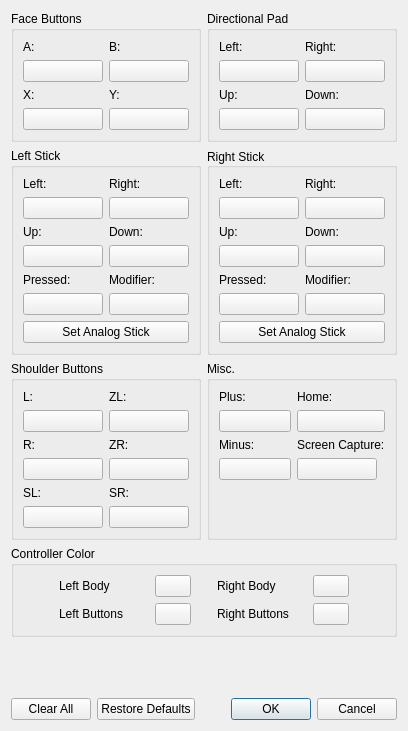
Before: the Qt Designer form src/yuzu/configuration/configure_input_player.ui in rorrim-rorrim/eden-alt, drawn with Qt 5.
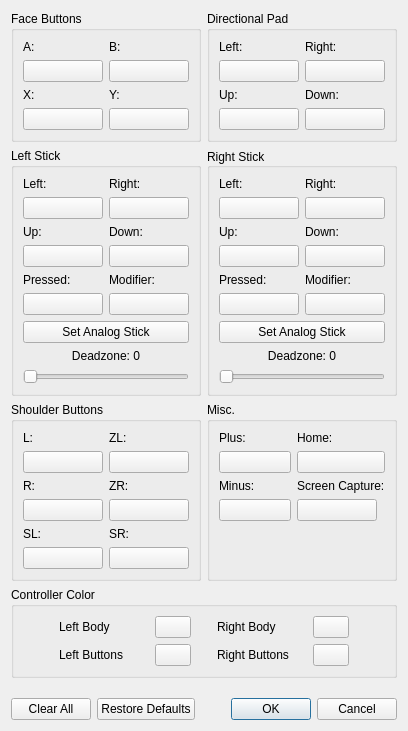
After: the same form once the commit is applied.

Commit message: Added deadzone controls for sdl engine at input settings

Diff of the .ui file:
```diff
--- a/src/yuzu/configuration/configure_input_player.ui
+++ b/src/yuzu/configuration/configure_input_player.ui
@@ -170,6 +170,44 @@
           </item>
          </layout>
         </item>
+        <item row="4" column="0" colspan="2">
+         <layout class="QVBoxLayout" name="sliderRStickDeadzoneVerticalLayout">
+          <item>
+           <layout class="QHBoxLayout" name="sliderRStickDeadzoneHorizontalLayout">
+            <item>
+             <widget class="QLabel" name="labelRStickDeadzone">
+              <property name="text">
+               <string>Deadzone: 0</string>
+              </property>
+              <property name="alignment">
+               <enum>Qt::AlignHCenter</enum>
+              </property>
+             </widget>
+            </item>
+           </layout>
+          </item>
+          <item>
+           <widget class="QSlider" name="sliderRStickDeadzone">
+            <property name="orientation">
+             <enum>Qt::Horizontal</enum>
+            </property>
+           </widget>
+          </item>
+         </layout>
+        </item>
+        <item row="5" column="0">
+         <spacer name="RStick_verticalSpacer">
+          <property name="orientation">
+           <enum>Qt::Vertical</enum>
+          </property>
+          <property name="sizeHint" stdset="0">
+           <size>
+            <width>0</width>
+            <height>0</height>
+           </size>
+          </property>
+         </spacer>
+        </item>
        </layout>
       </widget>
      </item>
@@ -745,6 +783,47 @@
           </item>
          </layout>
         </item>
+        <item row="5" column="1" colspan="2">
+         <layout class="QVBoxLayout" name="sliderLStickDeadzoneVerticalLayout">
+          <property name="sizeConstraint">
+           <enum>QLayout::SetDefaultConstraint</enum>
+          </property>
+          <item>
+           <layout class="QHBoxLayout" name="sliderLStickDeadzoneHorizontalLayout">
+            <item>
+             <widget class="QLabel" name="labelLStickDeadzone">
+              <property name="text">
+               <string>Deadzone: 0</string>
+              </property>
+              <property name="alignment">
+               <enum>Qt::AlignHCenter</enum>
+              </property>
+             </widget>
+            </item>
+           </layout>
+          </item>
+          <item>
+           <widget class="QSlider" name="sliderLStickDeadzone">
+            <property name="orientation">
+             <enum>Qt::Horizontal</enum>
+            </property>
+           </widget>
+          </item>
+         </layout>
+        </item>
+        <item row="6" column="1">
+         <spacer name="LStick_verticalSpacer">
+          <property name="orientation">
+           <enum>Qt::Vertical</enum>
+          </property>
+          <property name="sizeHint" stdset="0">
+           <size>
+            <width>0</width>
+            <height>0</height>
+           </size>
+          </property>
+         </spacer>
+        </item>
        </layout>
       </widget>
      </item>
```
The commit also changes 2 other files.
